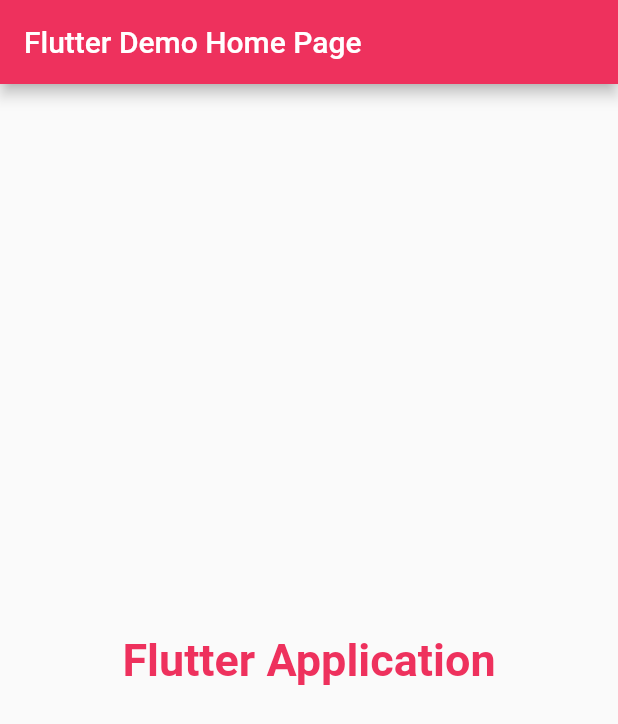
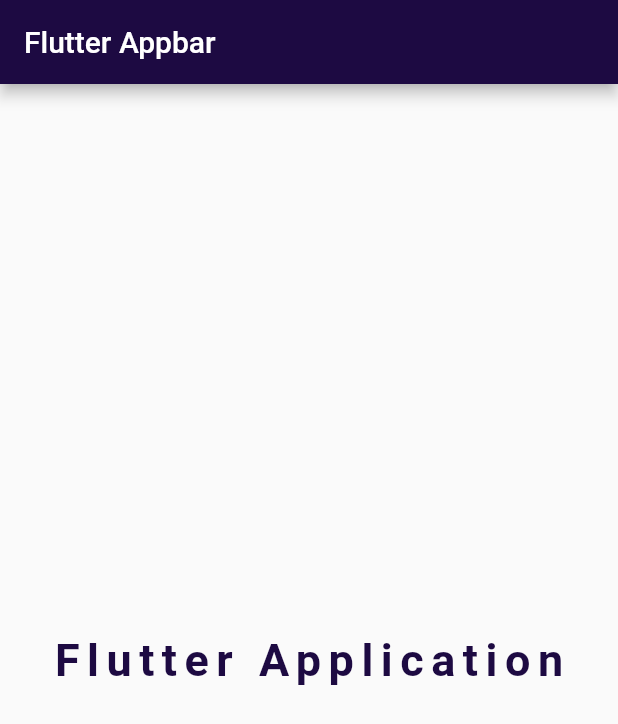
Before and after one commit to ahmadshakir21/Flutter_Example, a Flutter app: the screen it shows after launch, on a phone screen of 412 x 824 dp. Shown: the top 724 px of the screen. Run offline on Flutter 3.47's test engine with Material 2 defaults, Android fonts, the phone set to English and light mode, and no system bars.

Commit message:
Second Commit

```diff
--- a/lib/main.dart
+++ b/lib/main.dart
@@ -11,8 +11,8 @@ class MyApp extends StatelessWidget {
   Widget build(BuildContext context) {
     return const MaterialApp(
       title: 'Flutter Demo',
-      // debugShowCheckedModeBanner: false,
-      home: MyHomePage(title: 'Flutter Demo Home Page'),
+      debugShowCheckedModeBanner: false,
+      home: MyHomePage(title: 'Flutter Appbar'),
     );
   }
 }
@@ -32,7 +32,7 @@ class _MyHomePageState extends State<MyHomePage> {
     return Scaffold(
       appBar: AppBar(
         title: Text(widget.title),
-        backgroundColor: const Color.fromARGB(255, 238, 49, 93),
+        backgroundColor: const Color.fromARGB(255, 29, 10, 66),
       ),
       body: const Center(
         child: Text(
@@ -40,7 +40,8 @@ class _MyHomePageState extends State<MyHomePage> {
           style: TextStyle(
               fontSize: 30,
               fontWeight: FontWeight.bold,
-              color: Color.fromARGB(255, 238, 49, 93)),
+              letterSpacing: 5,
+              color: Color.fromARGB(255, 29, 10, 66)),
         ),
       ),
     );
```
